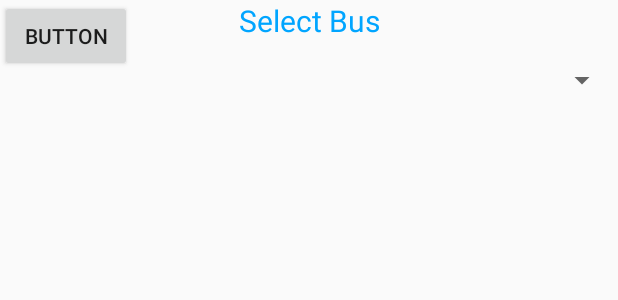
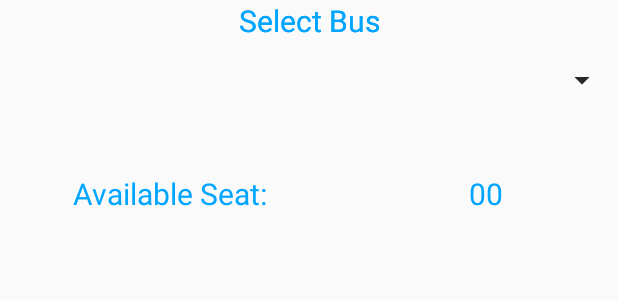
Before and after one commit to jahidkhandaker/NSUTS, an Android app: the layout fragment_gallery.xml on its own in the app's theme, with its tools: preview values and no code run, on a phone screen of 412 x 824 dp. Shown: the top 300 px of the screen. Run offline under Robolectric (Android 15) with nearby library versions, the phone set to English and light mode, and no system bars.

Commit message:
available seat added

```diff
--- a/NSUTS/app/src/main/AndroidManifest.xml
+++ b/NSUTS/app/src/main/AndroidManifest.xml
@@ -9,11 +9,11 @@
         android:roundIcon="@mipmap/ic_launcher_round"
         android:supportsRtl="true"
         android:theme="@style/AppTheme">
+        <activity android:name=".BookingActivity"></activity>
         <activity
             android:name=".MainActivity"
             android:label="@string/title_activity_main"
-            android:theme="@style/AppTheme.NoActionBar">
-        </activity>
+            android:theme="@style/AppTheme.NoActionBar"></activity>
         <activity android:name=".RegisterActivity" />
         <activity android:name=".LoginActivity">
             <intent-filter>
--- a/NSUTS/app/src/main/res/layout/layout_tohome.xml
+++ b/NSUTS/app/src/main/res/layout/layout_tohome.xml
@@ -2,9 +2,21 @@
 <RelativeLayout xmlns:android="http://schemas.android.com/apk/res/android"
     android:layout_width="match_parent" android:layout_height="match_parent">
 
-    <Button
-        android:id="@+id/button"
-        android:layout_width="wrap_content"
+    <TextView
+        android:id="@+id/SelectBusViewToHome"
+        android:layout_width="match_parent"
+        android:textSize="20sp"
+        android:textColor="@color/primaryTextColor"
         android:layout_height="wrap_content"
-        android:text="Button" />
+        android:textAlignment="center"
+        android:text="Select Bus" />
+
+    <Spinner
+        android:id="@+id/spinnerToHome"
+        android:textAlignment="center"
+        android:layout_width="match_parent"
+        android:layout_height="wrap_content"
+        android:layout_below="@+id/SelectBusViewToHome"
+        android:layout_marginTop="14dp" />
+
 </RelativeLayout>
--- a/NSUTS/app/src/main/res/layout/layout_tonsu.xml
+++ b/NSUTS/app/src/main/res/layout/layout_tonsu.xml
@@ -19,4 +19,35 @@
         android:layout_below="@+id/SelectBusView"
         android:layout_marginTop="14dp" />
 
+
+    <LinearLayout
+        android:layout_width="match_parent"
+        android:layout_height="wrap_content"
+        android:layout_below="@id/spinner"
+        android:orientation="horizontal"
+        android:paddingTop="50dp">
+
+        <TextView
+            android:id="@+id/text_gallery"
+            android:layout_width="match_parent"
+            android:layout_height="wrap_content"
+            android:layout_weight="1.5"
+            android:text="Available Seat:  "
+            android:textAlignment="center"
+            android:textColor="@color/primaryTextColor"
+            android:textSize="20sp" />
+
+        <TextView
+            android:id="@+id/Aseat"
+            android:layout_width="match_parent"
+            android:layout_height="wrap_content"
+            android:layout_weight="2"
+            android:text="00"
+            android:textAlignment="center"
+            android:textColor="@color/primaryTextColor"
+            android:textSize="20sp" />
+
+
+    </LinearLayout>
+
 </RelativeLayout>
```
Also changed, not shown: NSUTS/app/src/main/java/com/nsu499/nsuts/ui/gallery/GalleryFragment.java (+95 -21 lines), NSUTS/app/src/main/res/values/strings.xml (+4 -4 lines), NSUTS/app/build.gradle (line endings or trailing spaces).
